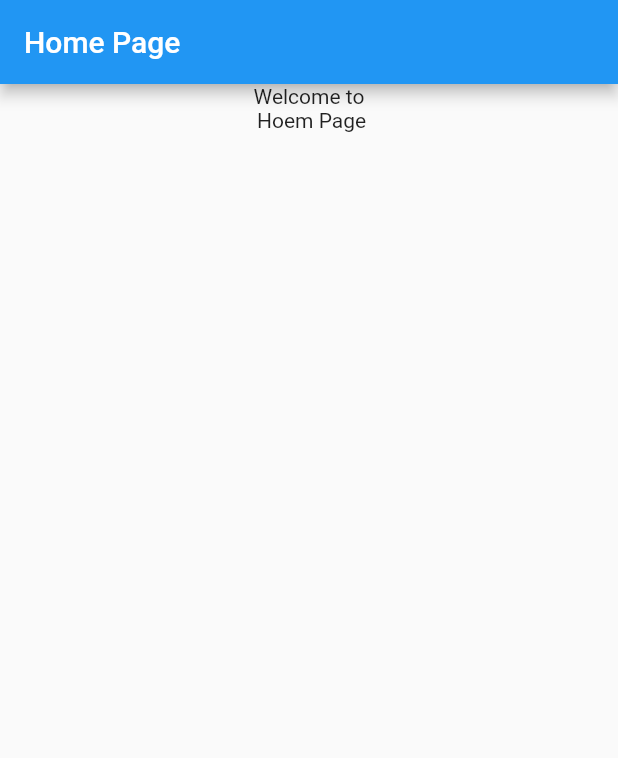
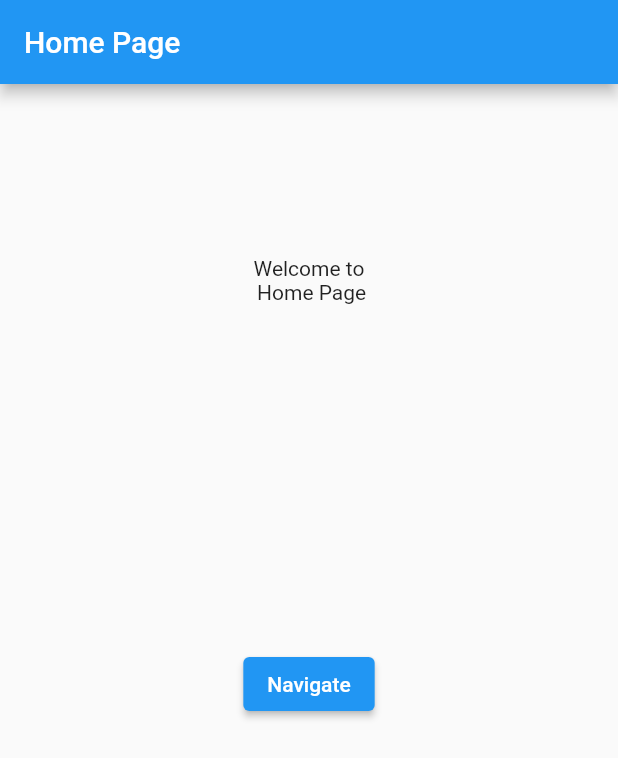
Before and after one commit to jinosh05/custom_pageroute, a Flutter app: the screen it shows after launch, on a phone screen of 412 x 824 dp. Shown: the top 758 px of the screen. Run offline on Flutter 3.47's test engine with Material 2 defaults, Android fonts, the phone set to English and light mode, and no system bars.

Commit message:
Home UI updated

```diff
--- a/lib/home_screen.dart
+++ b/lib/home_screen.dart
@@ -14,11 +14,14 @@ class _HomeScreenState extends State<HomeScreen> {
       appBar: AppBar(title: const Text('Home Page')),
       body: Center(
         child: Column(
-          children: const [
-            Text(
-              'Welcome to\n Hoem Page',
+          mainAxisAlignment: MainAxisAlignment.spaceAround,
+          children: [
+            const Text(
+              'Welcome to\n Home Page',
               textAlign: TextAlign.center,
             ),
+            ElevatedButton(onPressed: () {}, child: const Text('Navigate')),
+            const SizedBox()
           ],
         ),
       ),
```
